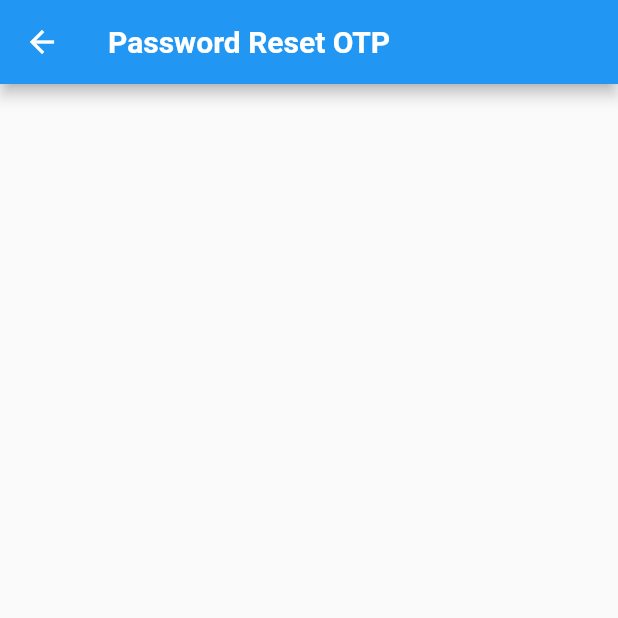
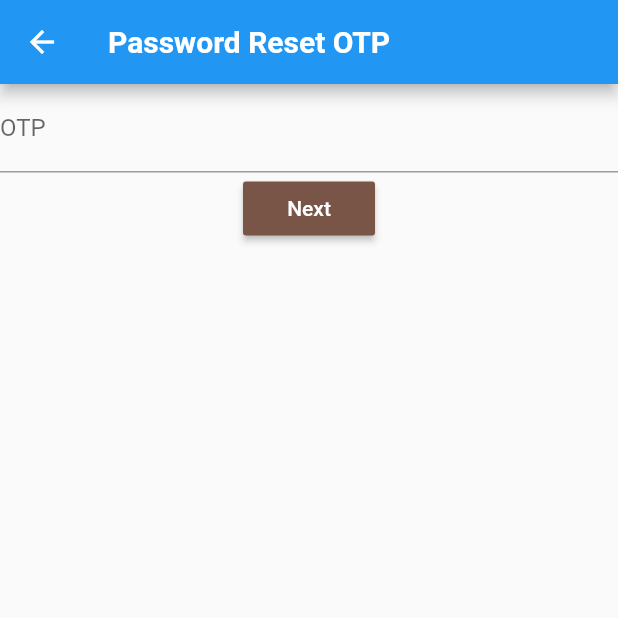
Before and after one commit to qinyanjuidavid/Taskido-App, a Flutter app: the ForgotPasswordOtpScreen screen opened by its route, on a phone screen of 412 x 824 dp, the top half of it. Run offline on Flutter 3.47's test engine with Material 2 defaults, Android fonts, the phone set to English and light mode, and no system bars; our stand-ins replace date_time_picker, fluttertoast, hive, hive_flutter; missing offline and left inert: http_interceptor; accounts and stored records are empty.

Commit message:
:boom: password reset token check

```diff
--- a/lib/api/api.dart
+++ b/lib/api/api.dart
@@ -121,6 +121,7 @@ class Api {
 
   static Future<http.Response> passwordResetTokenCheck(String? token) async {
     String? phone = authService.loginDetails.user!.phone;
+
     var response = await client.post(
       Uri.parse("${baseUrl}password-reset-token-check/"),
       headers: {
--- a/lib/data/db.dart
+++ b/lib/data/db.dart
@@ -10,12 +10,14 @@ class DataBase {
   Box<User>? loginUserDetailsBox;
   Box<SignUp>? signUpDetailsBox;
   Box<TokenCheck>? otpDetailsBox;
+  Box<OtpData>? otpDataDetailsBox;
 
   _initBoxes() async {
     loginAllDetailsBox = await Hive.openBox('loginUserBox');
     loginUserDetailsBox = await Hive.openBox("userDetailsBox");
     signUpDetailsBox = await Hive.openBox("signUpDetailsBox");
     otpDetailsBox = await Hive.openBox("passwordTokenDetailsBox");
+    otpDataDetailsBox = await Hive.openBox("otpDataDetailsBox");
   }
 
   _loginAdapters() async {
@@ -28,7 +30,8 @@ class DataBase {
   }
 
   _otpAdapters() async {
-    // Hive.registerAdapter();
+    Hive.registerAdapter(TokenCheckAdapter());
+    Hive.registerAdapter(OtpDataAdapter());
   }
 
   init() async {
--- a/lib/views/auth/forgot_password_otp.dart
+++ b/lib/views/auth/forgot_password_otp.dart
@@ -1,4 +1,5 @@
 import "package:flutter/material.dart";
+import 'package:taskido/services/auth_services.dart';
 
 class ForgotPasswordOtpScreen extends StatefulWidget {
   ForgotPasswordOtpScreen({Key? key}) : super(key: key);
@@ -9,6 +10,21 @@ class ForgotPasswordOtpScreen extends StatefulWidget {
 }
 
 class _ForgotPasswordOtpScreenState extends State<ForgotPasswordOtpScreen> {
+  TextEditingController otpTextEditingController = TextEditingController();
+  GlobalKey<FormState> otpFormKey = GlobalKey<FormState>();
+
+  void _passwordTokenCheckFnc() async {
+    if (otpFormKey.currentState!.validate()) {
+      await authService
+          .passwordResetTokenCheck(otpTextEditingController.text)
+          .then((value) {
+        if (value != null) {
+          otpTextEditingController.text = "";
+        }
+      });
+    }
+  }
+
   @override
   Widget build(BuildContext context) {
     return SafeArea(
@@ -21,7 +37,37 @@ class _ForgotPasswordOtpScreenState extends State<ForgotPasswordOtpScreen> {
             ),
           ),
         ),
-        body: Container(),
+        body: Container(
+          child: Form(
+            key: otpFormKey,
+            child: Column(
+              children: [
+                TextFormField(
+                  controller: otpTextEditingController,
+                  decoration: const InputDecoration(
+                    labelText: "OTP",
+                  ),
+                  validator: (String? value) {
+                    if (value == null || value.isEmpty) {
+                      return "otp is required";
+                    }
+                    return null;
+                  },
+                ),
+                MaterialButton(
+                  color: Colors.brown,
+                  onPressed: _passwordTokenCheckFnc,
+                  child: const Text(
+                    "Next",
+                    style: TextStyle(
+                      color: Colors.white,
+                    ),
+                  ),
+                )
+              ],
+            ),
+          ),
+        ),
       ),
     );
   }
```
Also changed, not shown: lib/services/auth_services.dart (+32 -1 lines).
